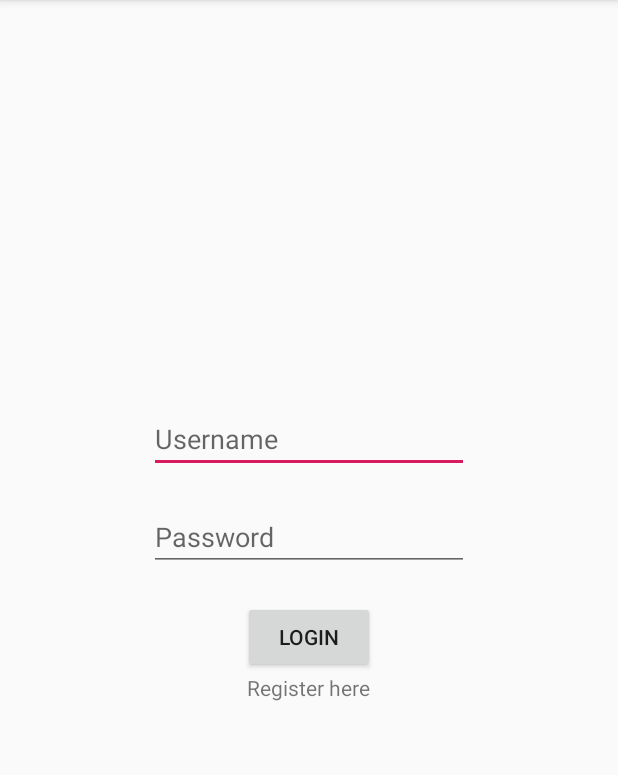
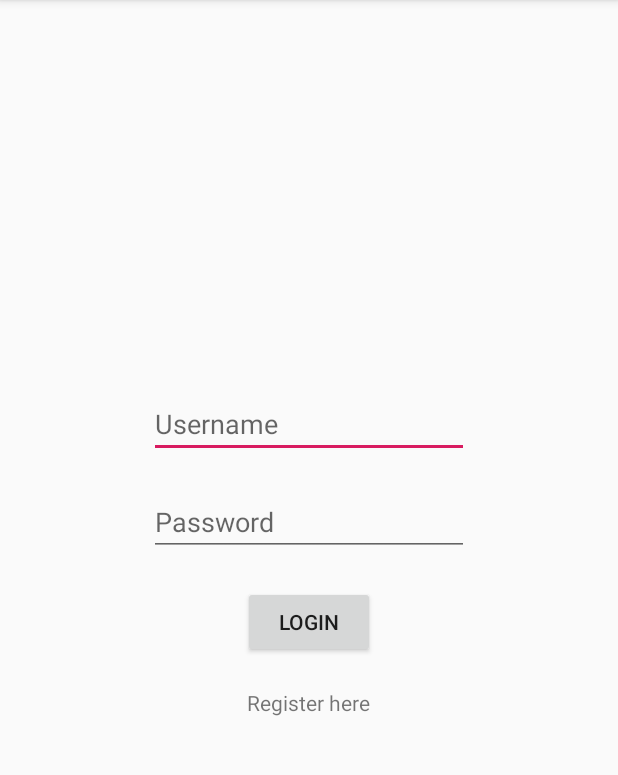
Before and after one commit to gomlopez27/ReptiCareApp, an Android app: the screen it shows after launch (LoginActivity), on a phone screen of 412 x 824 dp, the part 84-859 px from its top. Run offline under Robolectric (Android 15) with nearby library versions, the phone set to English and light mode, and no system bars; our stand-ins replace Volley.

Commit message:
Shift register here

```diff
--- a/app/src/main/res/layout/activity_login.xml
+++ b/app/src/main/res/layout/activity_login.xml
@@ -40,6 +40,7 @@
         android:layout_below="@+id/password"
         android:text="Login"
         android:layout_centerHorizontal="true"
+        android:layout_marginBottom="20dp"
         />
 
     <TextView
@@ -51,7 +52,6 @@
         android:layout_marginBottom="30dp"
         android:text="Register here">
 
-
     </TextView>
 
 </RelativeLayout>
```
Lines whose indentation alone changed are shown as unchanged.
